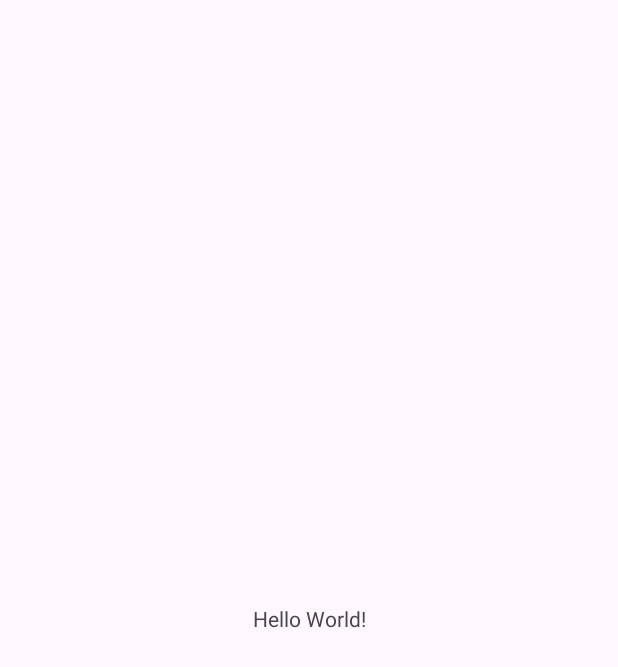
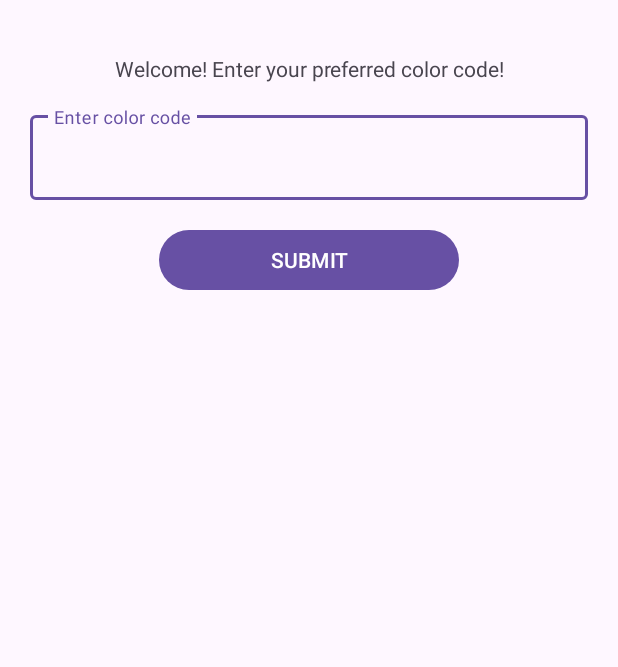
Before and after one commit to The16705/LAB_WEEK02_B, an Android app: the screen it shows after launch (MainActivity), on a phone screen of 412 x 824 dp. Before the commit the part shown is almost empty. Shown: the top 667 px of the screen. Run offline under Robolectric (Android 15) with nearby library versions, the phone set to English and light mode, and no system bars.

```diff
--- a/app/src/main/AndroidManifest.xml
+++ b/app/src/main/AndroidManifest.xml
@@ -10,7 +10,10 @@
         android:label="@string/app_name"
         android:roundIcon="@mipmap/ic_launcher_round"
         android:supportsRtl="true"
-        android:theme="@style/Theme.LAB_WEEK02_B">
+        android:theme="@style/Theme.LAB_WEEK_02">
+        <activity
+            android:name=".ResultActivity"
+            android:exported="false" />
         <activity
             android:name=".MainActivity"
             android:exported="true">
--- a/app/src/main/java/com/example/lab_week02_b/MainActivity.kt
+++ b/app/src/main/java/com/example/lab_week02_b/MainActivity.kt
@@ -1,20 +1,59 @@
 package com.example.lab_week02_b
 
+import android.content.Intent
 import android.os.Bundle
-import androidx.activity.enableEdgeToEdge
+import android.widget.Button
+import android.widget.Toast
+import com.google.android.material.textfield.TextInputEditText
 import androidx.appcompat.app.AppCompatActivity
-import androidx.core.view.ViewCompat
-import androidx.core.view.WindowInsetsCompat
 
 class MainActivity : AppCompatActivity() {
+
+    companion object {
+        const val COLOR_KEY = "COLOR_KEY"
+    }
+
+    private val submitButton: Button
+        get() = findViewById(R.id.submit_button)
+
     override fun onCreate(savedInstanceState: Bundle?) {
         super.onCreate(savedInstanceState)
-        enableEdgeToEdge()
         setContentView(R.layout.activity_main)
-        ViewCompat.setOnApplyWindowInsetsListener(findViewById(R.id.main)) { v, insets ->
-            val systemBars = insets.getInsets(WindowInsetsCompat.Type.systemBars())
-            v.setPadding(systemBars.left, systemBars.top, systemBars.right, systemBars.bottom)
-            insets
+
+        submitButton.setOnClickListener {
+            val colorCode =
+                findViewById<TextInputEditText>(R.id.color_code_input_field).text?.toString()?.trim()
+                    ?: ""
+
+            when {
+                colorCode.isEmpty() -> {
+                    Toast.makeText(
+                        this,
+                        getString(R.string.color_code_input_empty),
+                        Toast.LENGTH_LONG
+                    ).show()
+                }
+                colorCode.length != 6 -> {
+                    Toast.makeText(
+                        this,
+                        getString(R.string.color_code_input_wrong_length),
+                        Toast.LENGTH_LONG
+                    ).show()
+                }
+                !colorCode.matches(Regex("^[0-9A-Fa-f]{6}$")) -> {
+                    Toast.makeText(
+                        this,
+                        getString(R.string.color_code_input_invalid),
+                        Toast.LENGTH_LONG
+                    ).show()
+                }
+                else -> {
+                    val resultIntent = Intent(this, ResultActivity::class.java).apply {
+                        putExtra(COLOR_KEY, colorCode.uppercase())
+                    }
+                    startActivity(resultIntent)
+                }
+            }
         }
     }
 }
--- a/app/src/main/res/layout/activity_main.xml
+++ b/app/src/main/res/layout/activity_main.xml
@@ -1,19 +1,51 @@
 <?xml version="1.0" encoding="utf-8"?>
-<androidx.constraintlayout.widget.ConstraintLayout xmlns:android="http://schemas.android.com/apk/res/android"
+<androidx.constraintlayout.widget.ConstraintLayout
+    xmlns:android="http://schemas.android.com/apk/res/android"
     xmlns:app="http://schemas.android.com/apk/res-auto"
     xmlns:tools="http://schemas.android.com/tools"
     android:id="@+id/main"
     android:layout_width="match_parent"
     android:layout_height="match_parent"
-    tools:context=".MainActivity">
+    tools:context=".MainActivity"
+    style="@style/screen_margin">
 
-    <TextView
-        android:layout_width="wrap_content"
+    <LinearLayout
+        android:layout_width="match_parent"
         android:layout_height="wrap_content"
-        android:text="Hello World!"
-        app:layout_constraintBottom_toBottomOf="parent"
-        app:layout_constraintEnd_toEndOf="parent"
+        android:layout_marginTop="16dp"
+        android:orientation="vertical"
+        app:layout_constraintTop_toTopOf="parent"
         app:layout_constraintStart_toStartOf="parent"
-        app:layout_constraintTop_toTopOf="parent" />
+        app:layout_constraintEnd_toEndOf="parent">
 
+        <TextView
+            android:id="@+id/welcome_message"
+            android:layout_width="match_parent"
+            android:layout_height="wrap_content"
+            style="@style/text_display"
+            android:text="@string/welcome_message" />
+
+        <com.google.android.material.textfield.TextInputLayout
+            android:id="@+id/color_code_input_wrapper"
+            android:layout_width="match_parent"
+            android:layout_height="wrap_content"
+            style="@style/text_input"
+            android:hint="@string/color_code_input_message">
+
+            <com.google.android.material.textfield.TextInputEditText
+                android:id="@+id/color_code_input_field"
+                android:layout_width="match_parent"
+                android:layout_height="wrap_content"
+                android:inputType="text"
+                android:maxLength="6" />
+        </com.google.android.material.textfield.TextInputLayout>
+
+        <Button
+            android:id="@+id/submit_button"
+            android:layout_width="200dp"
+            android:layout_height="wrap_content"
+            style="@style/button"
+            android:text="@string/submit_button" />
+
+    </LinearLayout>
 </androidx.constraintlayout.widget.ConstraintLayout>
--- a/app/src/main/res/values/strings.xml
+++ b/app/src/main/res/values/strings.xml
@@ -1,3 +1,12 @@
 <resources>
-    <string name="app_name">LAB_WEEK02_B</string>
+    <string name="app_name">LAB_WEEK_02</string>
+    <string name="welcome_message">Welcome! Enter your preferred color
+code!</string>
+    <string name="color_code_input_message">Enter color code</string>
+    <string name="color_code_input_empty">Color code field is empty!</string>
+    <string name="color_code_input_wrong_length">Color code has to be 6
+digits!</string>
+    <string name="color_code_result_message">Color code #%s is applied!</string>
+    <string name="color_code_input_invalid">Color code is invalid!</string>
+    <string name="submit_button">SUBMIT</string>
 </resources>
--- a/app/src/main/res/values/themes.xml
+++ b/app/src/main/res/values/themes.xml
@@ -1,9 +1,25 @@
 <resources xmlns:tools="http://schemas.android.com/tools">
     <!-- Base application theme. -->
-    <style name="Base.Theme.LAB_WEEK02_B" parent="Theme.Material3.DayNight.NoActionBar">
-        <!-- Customize your light theme here. -->
-        <!-- <item name="colorPrimary">@color/my_light_primary</item> -->
+    <style name="Base.Theme.LAB_WEEK_02"
+        parent="Theme.Material3.DayNight.NoActionBar">
+        ...
     </style>
-
-    <style name="Theme.LAB_WEEK02_B" parent="Base.Theme.LAB_WEEK02_B" />
+    <style name="Theme.LAB_WEEK_02" parent="Base.Theme.LAB_WEEK_02" />
+    <!-- Your custom styles -->
+    <style name="text_input"
+        parent="Widget.MaterialComponents.TextInputLayout.OutlinedBox">
+        <item name="android:layout_margin">8dp</item>
+    </style>
+    <style name="button">
+        <item name="android:layout_margin">8dp</item>
+        <item name="android:layout_gravity">center</item>
+    </style>
+    <style name="text_display">
+        <item name="android:layout_margin">8dp</item>
+        <item name="android:gravity">center</item>
+        <item name="android:layout_height">40dp</item>
+    </style>
+    <style name="screen_margin">
+        <item name="android:layout_margin">12dp</item>
+    </style>
 </resources>
```
Also changed, not shown: app/src/main/java/com/example/lab_week02_b/ResultActivity.kt (added, +36 -0 lines), app/src/main/res/layout/activity_result.xml (added, +21 -0 lines).
